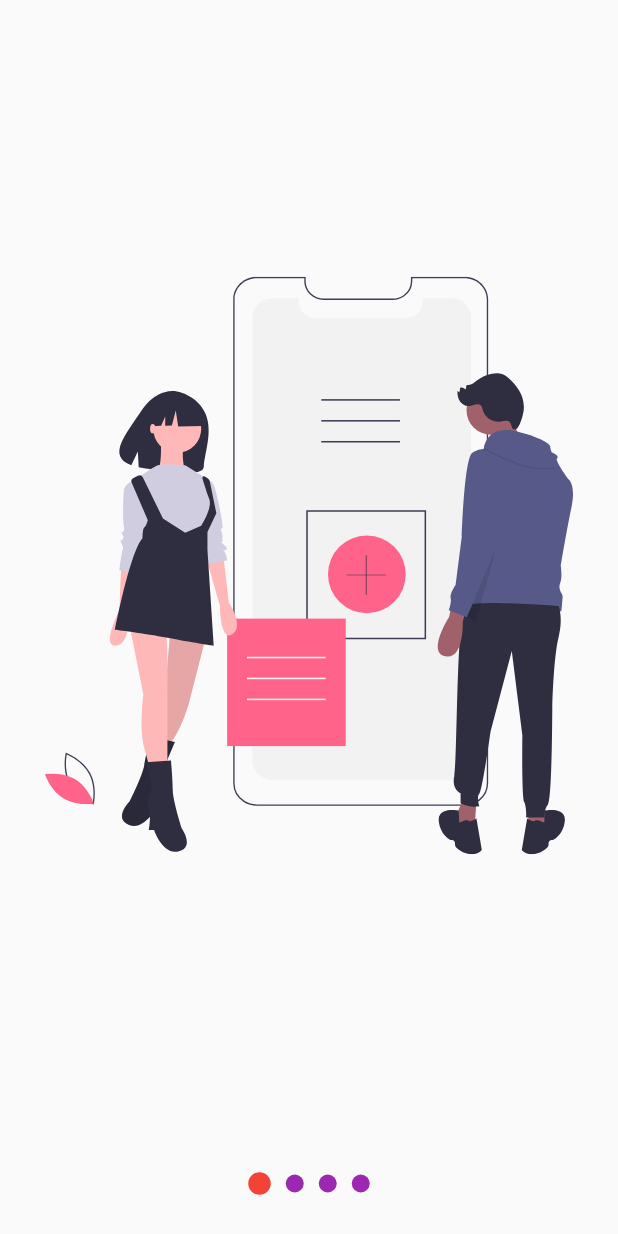
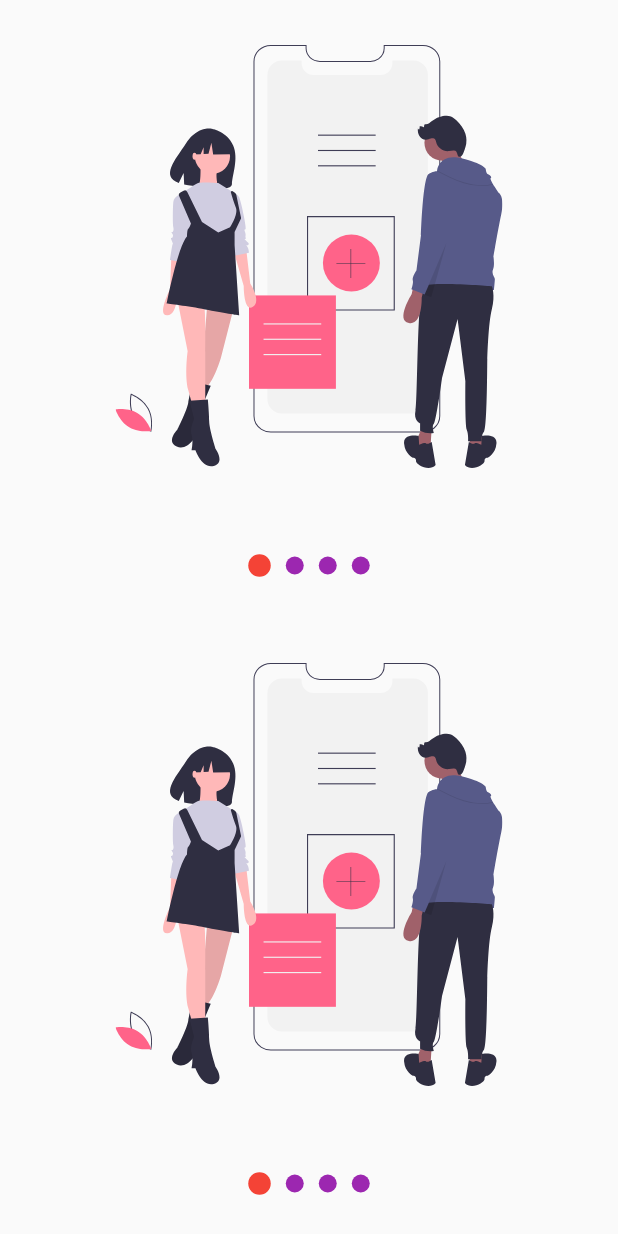
Before and after one commit to kervisvasquez1993/dise-o-flutter, a Flutter app: the screen it shows after launch, on a phone screen of 412 x 824 dp. Run offline on Flutter 3.47's test engine with Material 2 defaults, Android fonts, the phone set to English and light mode, and no system bars; our stand-ins replace flutter_svg.

Commit message:
finish slider in proyect de fluuter

```diff
--- a/lib/src/pages/slideshow_page.dart
+++ b/lib/src/pages/slideshow_page.dart
@@ -3,6 +3,18 @@ import 'package:flutter/material.dart';
 import 'package:flutter_svg/svg.dart';
 
 class SlidershowPage extends StatelessWidget {
+  @override
+  Widget build(BuildContext context) {
+    return Column(
+      children: <Widget>[
+        Expanded(child: MySlideShow()),
+        Expanded(child: MySlideShow()),
+      ],
+    );
+  }
+}
+
+class MySlideShow extends StatelessWidget {
   @override
   Widget build(BuildContext context) {
     return Scaffold(
--- a/lib/src/widget/slideshow.dart
+++ b/lib/src/widget/slideshow.dart
@@ -201,13 +201,11 @@ class _SliderShowModel with ChangeNotifier {
 
   set colorPrimario(Color color) {
     this._colorPrimario = color;
-    notifyListeners();
   }
 
   Color get colorsecundario => _colorSecundario;
   set colorSecundario(Color color) {
     this._colorSecundario = color;
-    notifyListeners();
   }
 
   int get bullerPrincipal => this._bullerPrincipal;
```
